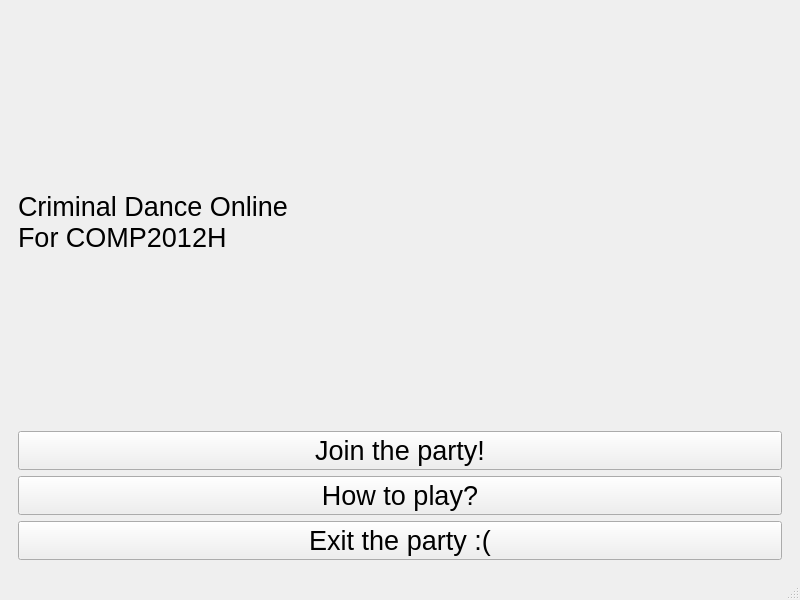
BenBenCHAK/COMP2012H-Criminal_Dance_Online, file criminal_dance_online/mainwindow.ui: the form before one commit.
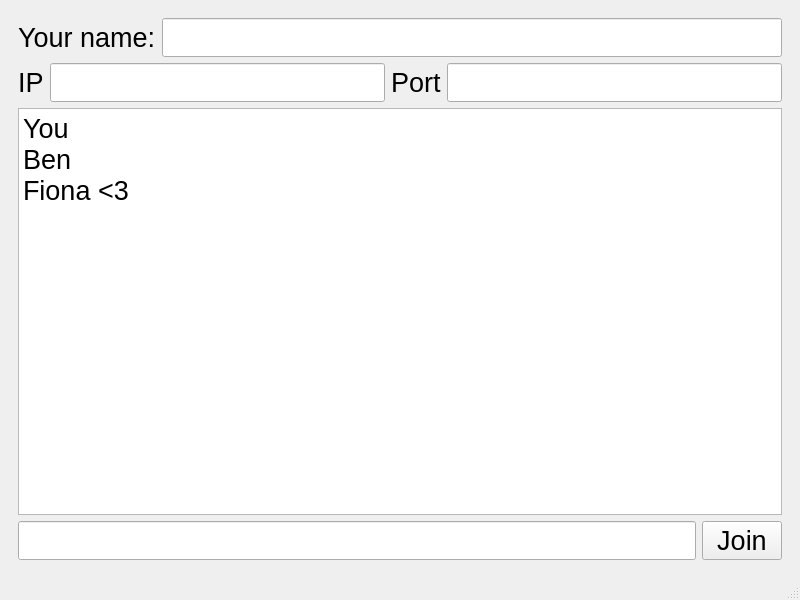
The form after the commit. Icons and pictures are not drawn.

```diff
--- a/criminal_dance_online/mainwindow.ui
+++ b/criminal_dance_online/mainwindow.ui
@@ -32,47 +32,69 @@
        </font>
       </property>
       <property name="currentIndex">
-       <number>0</number>
+       <number>2</number>
       </property>
       <widget class="QWidget" name="MenuScreen">
        <layout class="QVBoxLayout" name="verticalLayout">
         <item>
          <layout class="QGridLayout" name="gridLayout">
-          <item row="0" column="0" rowspan="2">
-           <widget class="QLabel" name="label_main">
-            <property name="text">
-             <string>Criminal Dance Online
-For COMP2012H</string>
-            </property>
-           </widget>
+          <item row="4" column="0">
+           <layout class="QHBoxLayout" name="horizontalLayout">
+            <item>
+             <widget class="QPushButton" name="btn_join">
+              <property name="text">
+               <string>Join a party!</string>
+              </property>
+             </widget>
+            </item>
+            <item>
+             <widget class="QPushButton" name="btn_host">
+              <property name="text">
+               <string>Host a party!</string>
+              </property>
+             </widget>
+            </item>
+           </layout>
           </item>
-          <item row="3" column="0">
-           <widget class="QPushButton" name="button_join">
-            <property name="text">
-             <string>Join the party!</string>
-            </property>
-           </widget>
-          </item>
-          <item row="7" column="0">
-           <widget class="QPushButton" name="button_exit">
+          <item row="8" column="0">
+           <widget class="QPushButton" name="btn_exit">
             <property name="text">
              <string>Exit the party :(</string>
             </property>
            </widget>
           </item>
-          <item row="6" column="0">
+          <item row="7" column="0">
            <widget class="QPushButton" name="btn_desc">
             <property name="text">
              <string>How to play?</string>
             </property>
            </widget>
           </item>
+          <item row="0" column="0" rowspan="2">
+           <widget class="QLabel" name="label_main">
+            <property name="text">
+             <string/>
+            </property>
+            <property name="pixmap">
+             <pixmap resource="Res.qrc">:/resources/images/background_1.png</pixmap>
+            </property>
+            <property name="scaledContents">
+             <bool>false</bool>
+            </property>
+            <property name="alignment">
+             <set>Qt::AlignHCenter|Qt::AlignTop</set>
+            </property>
+            <property name="wordWrap">
+             <bool>false</bool>
+            </property>
+           </widget>
+          </item>
          </layout>
         </item>
        </layout>
       </widget>
       <widget class="QWidget" name="Description">
-       <widget class="QLabel" name="label">
+       <widget class="QLabel" name="label_desc">
         <property name="geometry">
          <rect>
           <x>294</x>
@@ -99,6 +121,76 @@
         </property>
        </widget>
       </widget>
+      <widget class="QWidget" name="page">
+       <layout class="QGridLayout" name="gridLayout_3">
+        <item row="1" column="0">
+         <layout class="QHBoxLayout" name="horizontalLayout_4">
+          <item>
+           <widget class="QLabel" name="label_2">
+            <property name="text">
+             <string>IP</string>
+            </property>
+           </widget>
+          </item>
+          <item>
+           <widget class="QLineEdit" name="lineEdit_2"/>
+          </item>
+          <item>
+           <widget class="QLabel" name="label_3">
+            <property name="text">
+             <string>Port</string>
+            </property>
+           </widget>
+          </item>
+          <item>
+           <widget class="QLineEdit" name="lineEdit_3"/>
+          </item>
+         </layout>
+        </item>
+        <item row="3" column="0">
+         <layout class="QHBoxLayout" name="horizontalLayout_6">
+          <item>
+           <widget class="QLineEdit" name="lineEdit_4"/>
+          </item>
+          <item>
+           <widget class="QPushButton" name="btn_join_room">
+            <property name="text">
+             <string>Join</string>
+            </property>
+           </widget>
+          </item>
+         </layout>
+        </item>
+        <item row="0" column="0">
+         <layout class="QHBoxLayout" name="horizontalLayout_3">
+          <item>
+           <widget class="QLabel" name="label">
+            <property name="text">
+             <string>Your name:</string>
+            </property>
+           </widget>
+          </item>
+          <item>
+           <widget class="QLineEdit" name="lineEdit"/>
+          </item>
+         </layout>
+        </item>
+        <item row="2" column="0">
+         <widget class="QTextEdit" name="textEdit">
+          <property name="html">
+           <string>&lt;!DOCTYPE HTML PUBLIC &quot;-//W3C//DTD HTML 4.0//EN&quot; &quot;http://www.w3.org/TR/REC-html40/strict.dtd&quot;&gt;
+&lt;html&gt;&lt;head&gt;&lt;meta name=&quot;qrichtext&quot; content=&quot;1&quot; /&gt;&lt;style type=&quot;text/css&quot;&gt;
+p, li { white-space: pre-wrap; }
+&lt;/style&gt;&lt;/head&gt;&lt;body style=&quot; font-family:'MS Shell Dlg 2'; font-size:20pt; font-weight:400; font-style:normal;&quot;&gt;
+&lt;p style=&quot; margin-top:0px; margin-bottom:0px; margin-left:0px; margin-right:0px; -qt-block-indent:0; text-indent:0px;&quot;&gt;You&lt;/p&gt;
+&lt;p style=&quot; margin-top:0px; margin-bottom:0px; margin-left:0px; margin-right:0px; -qt-block-indent:0; text-indent:0px;&quot;&gt;Ben&lt;/p&gt;
+&lt;p style=&quot; margin-top:0px; margin-bottom:0px; margin-left:0px; margin-right:0px; -qt-block-indent:0; text-indent:0px;&quot;&gt;Fiona &amp;lt;3&lt;/p&gt;&lt;/body&gt;&lt;/html&gt;</string>
+          </property>
+         </widget>
+        </item>
+       </layout>
+      </widget>
+      <widget class="QWidget" name="page_2"/>
      </widget>
     </item>
    </layout>
```
Left out of the diff: 6 changed lines with no effect on the pictures.
